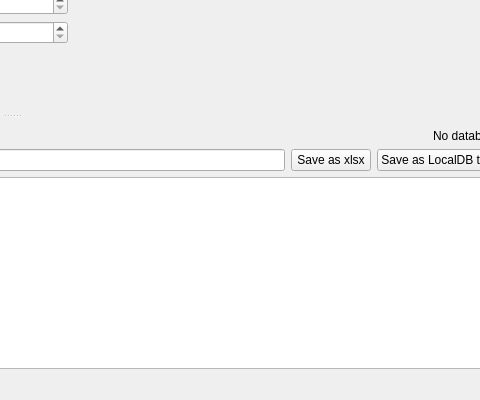
Before: the Qt Designer form DBLoader CMake/loaderwidnow.ui in gfifgfifofich/DB_loader, drawn with Qt 5; both pictures show x 669 to 1149 and y 307 to 707 of the 1361 by 707 pixel window.
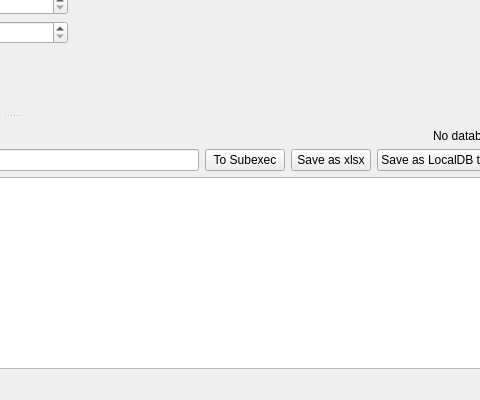
After: the same form once the commit is applied. Icons and pictures are not drawn.

```diff
--- a/DBLoader CMake/loaderwidnow.ui
+++ b/DBLoader CMake/loaderwidnow.ui
@@ -755,6 +755,13 @@
              </property>
             </widget>
            </item>
+           <item>
+            <widget class="QPushButton" name="ToSubexec_pushButton">
+             <property name="text">
+              <string>To Subexec</string>
+             </property>
+            </widget>
+           </item>
            <item>
             <widget class="QPushButton" name="SaveXLSXButton">
              <property name="maximumSize">
```
Left out of the diff: 9 changed lines with no effect on the pictures.
